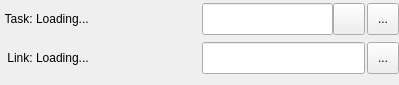
First picture: the form in resources/context_editor_widget.ui, repository shotgunsoftware/tk-multi-publish2, before the edit.
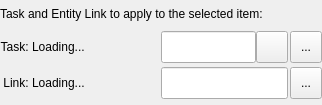
Second picture: the form after the edit. Icons and pictures are not drawn. Custom widgets are drawn as their Qt base class.

Commit message: Now includes context switching via summary view.

Diff of the .ui file:
```diff
--- a/resources/context_editor_widget.ui
+++ b/resources/context_editor_widget.ui
@@ -6,8 +6,8 @@
    <rect>
     <x>0</x>
     <y>0</y>
-    <width>399</width>
-    <height>85</height>
+    <width>322</width>
+    <height>105</height>
    </rect>
   </property>
   <property name="sizePolicy">
@@ -19,13 +19,13 @@
   <property name="minimumSize">
    <size>
     <width>0</width>
-    <height>85</height>
+    <height>105</height>
    </size>
   </property>
   <property name="windowTitle">
    <string>Form</string>
   </property>
-  <layout class="QGridLayout" name="gridLayout" rowstretch="1,1" columnstretch="1,10">
+  <layout class="QGridLayout" name="gridLayout" rowstretch="1,1,1">
    <property name="leftMargin">
     <number>0</number>
    </property>
@@ -44,7 +44,14 @@
    <property name="verticalSpacing">
     <number>4</number>
    </property>
-   <item row="0" column="0">
+   <item row="0" column="0" colspan="2">
+    <widget class="QLabel" name="label">
+     <property name="text">
+      <string>Task and Entity Link to apply to the selected item:</string>
+     </property>
+    </widget>
+   </item>
+   <item row="1" column="0">
     <widget class="QLabel" name="task_label">
      <property name="minimumSize">
       <size>
@@ -78,7 +85,7 @@
      </property>
     </widget>
    </item>
-   <item row="0" column="1">
+   <item row="1" column="1">
     <layout class="QHBoxLayout" name="task_widgets_layout" stretch="4,4,1">
      <property name="spacing">
       <number>2</number>
@@ -224,7 +231,7 @@
      </item>
     </layout>
    </item>
-   <item row="1" column="0">
+   <item row="2" column="0">
     <widget class="QLabel" name="link_label">
      <property name="minimumSize">
       <size>
@@ -255,7 +262,7 @@
      </property>
     </widget>
    </item>
-   <item row="1" column="1">
+   <item row="2" column="1">
     <layout class="QHBoxLayout" name="link_widgets_layout" stretch="4,4,1">
      <property name="spacing">
       <number>2</number>
```
The commit also changes 31 other files.
